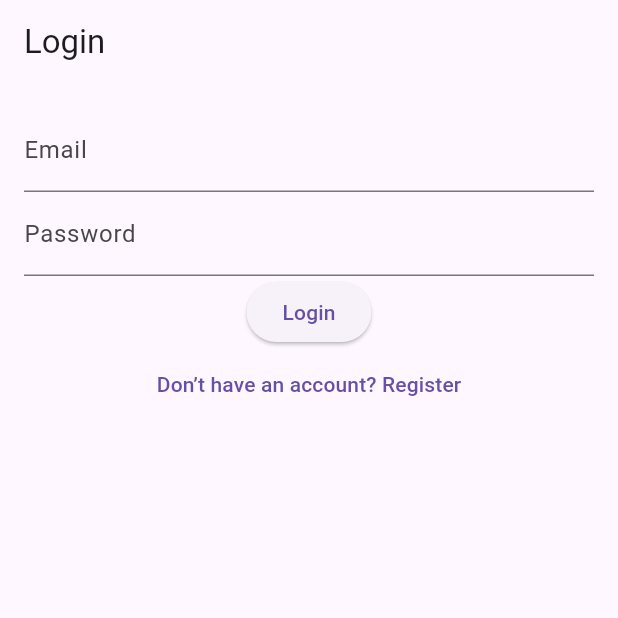
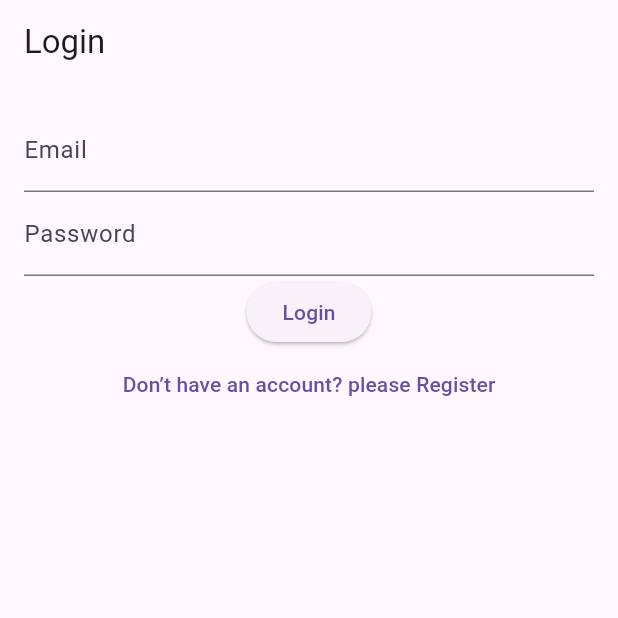
Before and after one commit to RogerEugen/ChatApp, a Flutter app: the screen it shows after launch, on a phone screen of 412 x 824 dp, the top half of it. Run offline on Flutter 3.47's test engine with Material 3 defaults, Android fonts, the phone set to English and light mode, and no system bars; our stand-ins replace cloud_firestore, firebase_auth, firebase_core; accounts and stored records are empty.

Commit message:
i changed the login screen

```diff
--- a/lib/Login.dart
+++ b/lib/Login.dart
@@ -64,7 +64,7 @@ class _LoginState extends State<Login> {
                   MaterialPageRoute(builder: (context) => const Register()),
                 );
               },
-              child: const Text('Don’t have an account? Register'),
+              child: const Text('Don’t have an account? please Register'),
             ),
           ],
         ),
```
Also changed, not shown: pubspec.lock.
